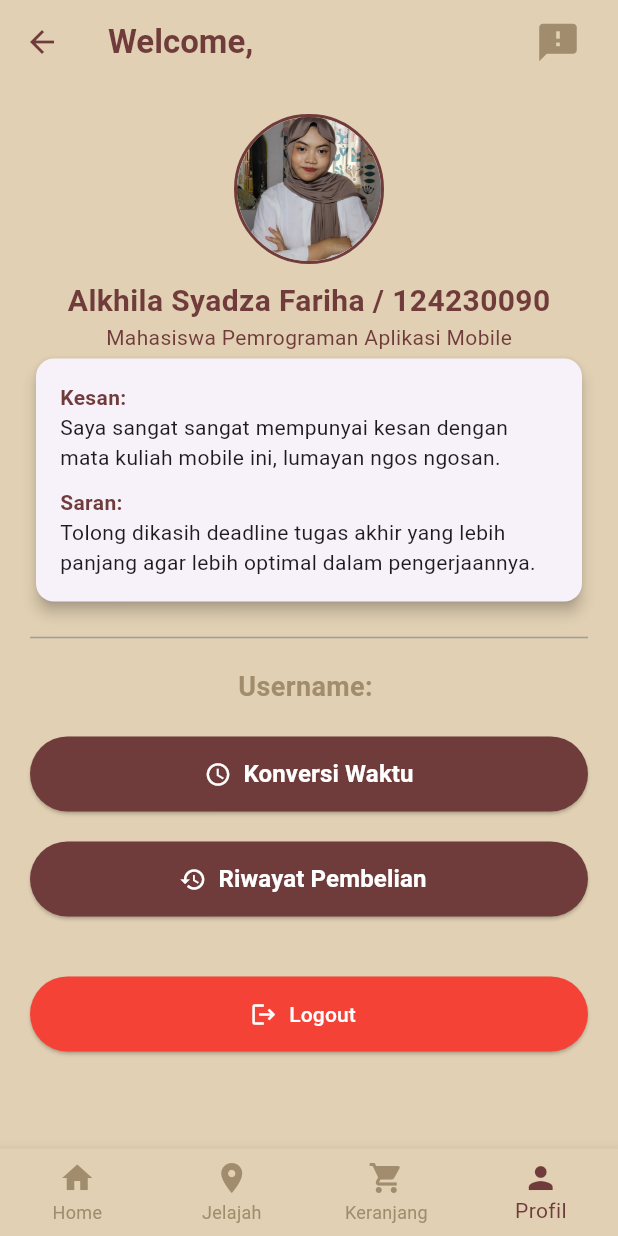
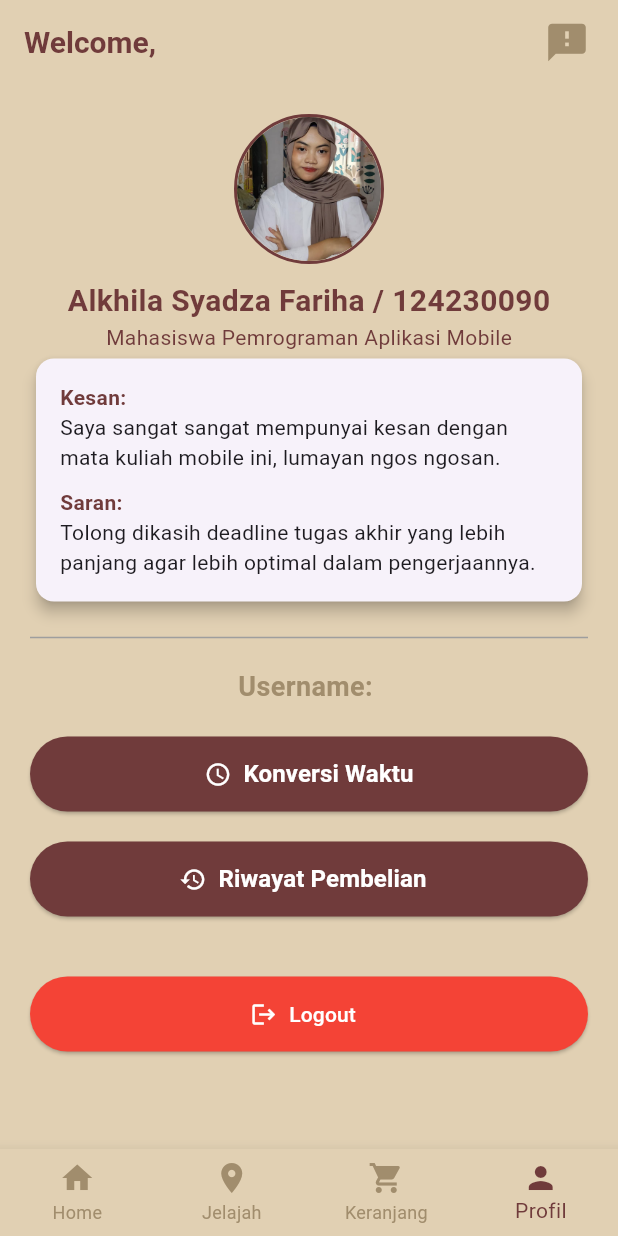
Before and after one commit to alkhila/PA_PRAKTIKUM, a Flutter app: the HomePage screen opened by its route, item 4 of the bottom bar chosen, on a phone screen of 412 x 824 dp. Run offline on Flutter 3.47's test engine with Material 3 defaults, Android fonts, the phone set to English and light mode, and no system bars; our stand-ins replace flutter_local_notifications, flutter_map, geolocator, hive, hive_flutter, latlong2 and 1 more; accounts and stored records are empty; network calls fail.

Commit message:
benerin homapage lagi dan apinya

```diff
--- a/lib/main.dart
+++ b/lib/main.dart
@@ -37,7 +37,7 @@ class MyApp extends StatelessWidget {
   @override
   Widget build(BuildContext context) {
     return MaterialApp(
-      title: 'FastFood App TA',
+      title: 'Dolhareubang Caffe',
       debugShowCheckedModeBanner: false,
       theme: ThemeData(primarySwatch: Colors.brown, fontFamily: 'Roboto'),
       home: FutureBuilder<bool>(
--- a/lib/pages/home_page.dart
+++ b/lib/pages/home_page.dart
@@ -155,37 +155,32 @@ class _HomePageState extends State<HomePage> {
     return format.format(convertedAmount);
   }
 
-  // NEW FUNCTION: Rating Stars Renderer
+  // MODIFIED FUNCTION: Rating Stars Renderer (sesuai permintaan gambar)
   Widget _buildRatingStars(dynamic ratingValue) {
     double rating = 0.0;
     if (ratingValue is num) {
       rating = ratingValue.toDouble();
     } else {
-      // Default ke 4.0 jika tidak ada rating
-      rating = 4.0;
+      rating = 4.0; // Fallback ke 4.0
     }
 
-    int fullStars = rating.floor();
-    bool hasHalfStar = (rating - fullStars) >= 0.5;
+    int commentCount = (rating * 100).toInt(); // Simulasi jumlah komentar
 
-    // Mengubah return untuk menyertakan nilai numerik
     return Row(
+      mainAxisSize: MainAxisSize.min,
       children: [
-        ...List.generate(5, (index) {
-          if (index < fullStars) {
-            return const Icon(Icons.star, color: Colors.amber, size: 14);
-          } else if (index == fullStars && hasHalfStar) {
-            return const Icon(Icons.star_half, color: Colors.amber, size: 14);
-          } else {
-            return const Icon(Icons.star_border, color: Colors.amber, size: 14);
-          }
-        }),
-        const SizedBox(width: 4), // Memberi sedikit spasi
         Text(
-          rating.toStringAsFixed(1), // Menampilkan rating dengan 1 desimal
-          style: TextStyle(
+          '($commentCount)', // Jumlah komentar simulasi
+          style: TextStyle(fontSize: 12, color: Colors.grey[600]),
+        ),
+        const SizedBox(width: 8),
+        const Icon(Icons.star, color: Colors.amber, size: 14),
+        const SizedBox(width: 4),
+        Text(
+          rating.toStringAsFixed(1), // Nilai rating numerik
+          style: const TextStyle(
             fontSize: 12,
-            color: Colors.grey[700],
+            color: darkPrimaryColor,
             fontWeight: FontWeight.bold,
           ),
         ),
@@ -262,7 +257,7 @@ class _HomePageState extends State<HomePage> {
           child: Column(
             crossAxisAlignment: CrossAxisAlignment.start,
             children: [
-              // --- END: Tombol Feedback & Welcome diatur sejajar ---
+              // HEADER LAMA (Welcome & Feedback) DIHAPUS DARI SINI DAN DIPINDAHKAN KE APP BAR
 
               // --- START: LOKASI DIPINDAHKAN KE HOME TAB ---
               Text(
@@ -494,12 +489,15 @@ class _HomePageState extends State<HomePage> {
                                       crossAxisAlignment:
                                           CrossAxisAlignment.start,
                                       children: [
-                                        // MODIFIED: RATING STARS (using item['rate'] from API)
-                                        _buildRatingStars(item['rate']),
-                                        const SizedBox(height: 4),
-
-                                        // END RATING STARS
-                                        Text(
+                                        Row(
+                                          // Judul dan Rating berdampingan
+                                          mainAxisAlignment:
+                                              MainAxisAlignment.spaceBetween,
+                                          crossAxisAlignment:
+                                              CrossAxisAlignment.start,
+                                          children: [
+                                            Expanded(
+                                              child: Text(
                                                 item['strMeal'] ?? 'Nama Menu',
                                                 style: const TextStyle(
                                                   fontWeight: FontWeight.bold,
@@ -508,6 +506,25 @@ class _HomePageState extends State<HomePage> {
                                                 maxLines: 1,
                                                 overflow: TextOverflow.ellipsis,
                                               ),
+                                            ),
+                                            // MODIFIED: RATING STARS (di sebelah judul)
+                                            _buildRatingStars(item['rate']),
+                                          ],
+                                        ),
+
+                                        // NEW: DESKRIPSI MENU (Max 2 baris)
+                                        Text(
+                                          item['description'] ??
+                                              'Deskripsi tidak tersedia.',
+                                          style: TextStyle(
+                                            fontSize: 10,
+                                            color: Colors.grey[700],
+                                          ),
+                                          maxLines: 2,
+                                          overflow: TextOverflow.ellipsis,
+                                        ),
+
+                                        // END NEW DESKRIPSI
                                       ],
                                     ),
                                     Row(
@@ -783,22 +800,22 @@ class _HomePageState extends State<HomePage> {
 
     return Scaffold(
       backgroundColor: lightBackgroundColor,
+      // MODIFIED: AppBar Baru
       appBar: AppBar(
         backgroundColor: lightBackgroundColor,
         elevation: 0,
         foregroundColor: darkPrimaryColor,
+        automaticallyImplyLeading: false, // Menghilangkan tombol back default
 
-        title: Row(
-          mainAxisAlignment: MainAxisAlignment.spaceBetween,
-          children: [
-            Text(
+        title: Text(
           "Welcome, $_userName",
           style: TextStyle(
-                fontSize: 22,
+            color: darkPrimaryColor,
             fontWeight: FontWeight.bold,
-                color: darkPrimaryColor,
+            fontSize: 20,
           ),
         ),
+        actions: [
           // Feedback Icon Button
           IconButton(
             icon: Icon(Icons.feedback, color: secondaryAccentColor, size: 30),
@@ -806,7 +823,7 @@ class _HomePageState extends State<HomePage> {
               Navigator.push(
                 context,
                 MaterialPageRoute(
-                    // FIX: Meneruskan parameter wajib
+                  // Navigasi ke halaman ApplicationCommentPage
                   builder: (context) => ApplicationCommentPage(
                     userEmail: _currentUserEmail,
                     userName: _userName,
@@ -816,9 +833,11 @@ class _HomePageState extends State<HomePage> {
             },
             tooltip: 'Kirim Feedback & Ulasan',
           ),
+          const SizedBox(width: 10),
         ],
       ),
-      ),
+
+      // END MODIFIED: AppBar Baru
       body: widgetOptions.elementAt(_selectedIndex),
 
       bottomNavigationBar: BottomNavigationBar(
```
Also changed, not shown: lib/services/api_service.dart (+29 -15 lines). Lines whose indentation alone changed are shown as unchanged.
